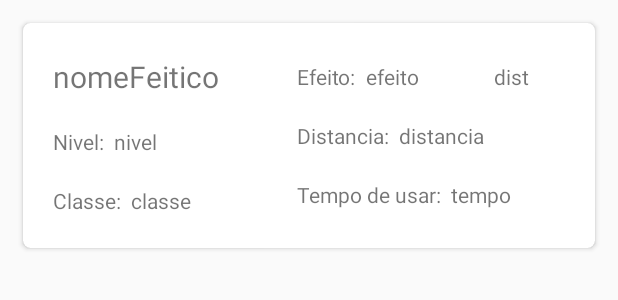
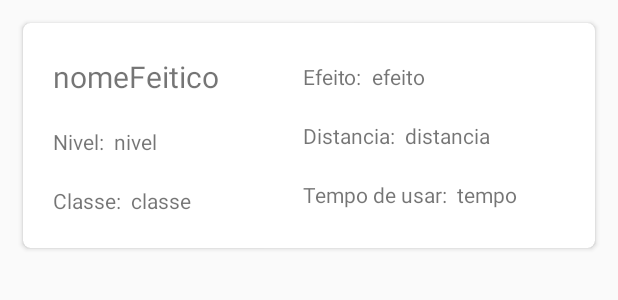
Before and after one commit to marcelovicarvalho/edenic, an Android app: the layout recycler_feiticos.xml on its own in the app's theme, with its tools: preview values and no code run, on a phone screen of 412 x 824 dp. Shown: the top 300 px of the screen. Run offline under Robolectric (Android 15) with nearby library versions, the phone set to English and light mode, and no system bars.

Commit message:
rv ainda n funcionando

```diff
--- a/app/src/main/java/com/example/edenic/Feiticos.java
+++ b/app/src/main/java/com/example/edenic/Feiticos.java
@@ -14,7 +14,7 @@ import java.util.ArrayList;
 public class Feiticos extends AppCompatActivity {
     final ArrayList<String> spell_nome = new ArrayList<>();
 
-//    private RecyclerView.LayoutManager mRv;
+//       private RecyclerView.LayoutManager mRv;
     final ArrayList<String> spell_nivel = new ArrayList<>();
     final ArrayList<String> spell_cast_time = new ArrayList<>();
     final ArrayList<String> spell_range = new ArrayList<>();
@@ -28,7 +28,7 @@ public class Feiticos extends AppCompatActivity {
         super.onCreate(savedInstanceState);
         setContentView(R.layout.activity_feiticos);
         RecyclerView.LayoutManager mRv;
-        rv = findViewById(R.id.rvtop);
+        rv = findViewById(R.id.rvtoper);
 
         getSupportActionBar().setDisplayHomeAsUpEnabled(true);
         getSupportActionBar().setDisplayShowHomeEnabled(true);
--- a/app/src/main/java/com/example/edenic/FeiticosRecycler.java
+++ b/app/src/main/java/com/example/edenic/FeiticosRecycler.java
@@ -75,7 +75,6 @@ public class FeiticosRecycler extends RecyclerView.Adapter<FeiticosRecycler.MyVi
             spell_nivel = itemView.findViewById(R.id.nivelFeitico);
             spell_cast_time = itemView.findViewById(R.id.tempo);
             spell_range = itemView.findViewById(R.id.range);
-            spell_range = itemView.findViewById(R.id.range);
             spell_classe = itemView.findViewById(R.id.classeFeitico);
             cardView = itemView.findViewById(R.id.cardV);
         }
--- a/app/src/main/res/layout/activity_feiticos.xml
+++ b/app/src/main/res/layout/activity_feiticos.xml
@@ -6,7 +6,7 @@
     android:layout_height="match_parent"
     tools:context=".Feiticos">
         <androidx.recyclerview.widget.RecyclerView
-            android:id="@+id/rvtop"
+            android:id="@+id/rvtoper"
             android:layout_width="match_parent"
             android:layout_height="match_parent">
 
--- a/app/src/main/res/layout/recycler_feiticos.xml
+++ b/app/src/main/res/layout/recycler_feiticos.xml
@@ -92,14 +92,6 @@
                         android:layout_height="wrap_content"
                         android:text="efeito">
                     </TextView>
-                    <TextView
-                        android:id="@+id/range"
-                        android:layout_width="wrap_content"
-                        android:layout_height="wrap_content"
-                        android:text="dist"
-                        android:layout_marginLeft="50dp">
-
-                    </TextView>
                 </LinearLayout>
                 <LinearLayout
                     android:layout_width="wrap_content"
```
